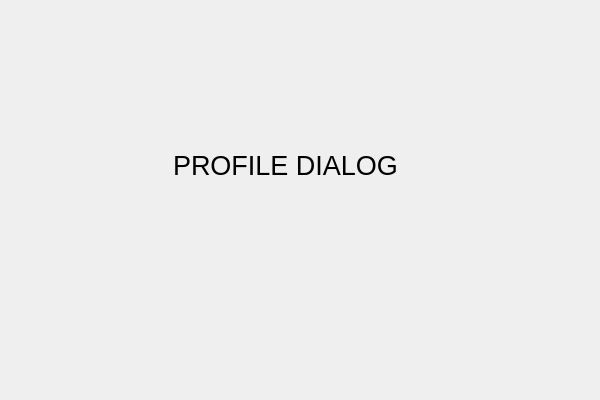
Old version of the form ProfileDialog.ui in the repository KadirEmreAVCI/MasterTennisApp.
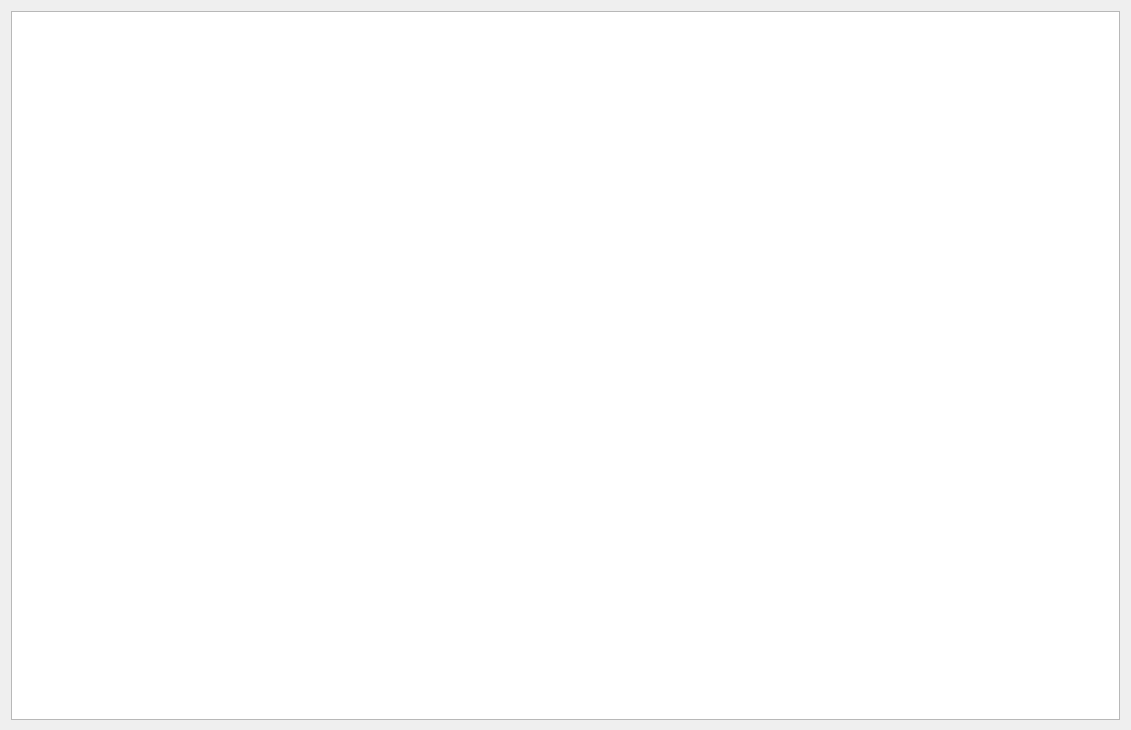
New version of the form.

Commit message: Feature: Upcoming match feature is added to the profile window.

```diff
--- a/ProfileDialog.ui
+++ b/ProfileDialog.ui
@@ -6,33 +6,27 @@
    <rect>
     <x>0</x>
     <y>0</y>
-    <width>600</width>
-    <height>400</height>
+    <width>1131</width>
+    <height>730</height>
    </rect>
   </property>
   <property name="windowTitle">
    <string>ProfileDialog</string>
   </property>
-  <widget class="QLabel" name="label">
+  <widget class="QWidget" name="gridLayoutWidget">
    <property name="geometry">
     <rect>
-     <x>160</x>
-     <y>110</y>
-     <width>251</width>
-     <height>111</height>
+     <x>0</x>
+     <y>0</y>
+     <width>1131</width>
+     <height>731</height>
     </rect>
    </property>
-   <property name="font">
-    <font>
-     <pointsize>20</pointsize>
-    </font>
-   </property>
-   <property name="text">
-    <string>PROFILE DIALOG</string>
-   </property>
-   <property name="alignment">
-    <set>Qt::AlignmentFlag::AlignCenter</set>
-   </property>
+   <layout class="QGridLayout" name="gridLayout_2">
+    <item row="0" column="0">
+     <widget class="QListWidget" name="listWidget_UpcomingMatches"/>
+    </item>
+   </layout>
   </widget>
  </widget>
  <layoutdefault spacing="6" margin="11"/>
```
The commit also changes 11 other files.
